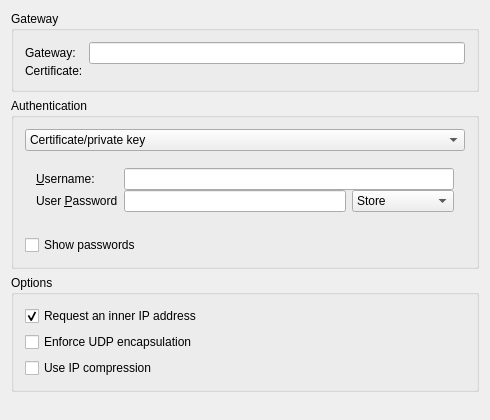
KDE/plasma-nm, file vpn/strongswan/strongswanprop.ui: the form before one commit.
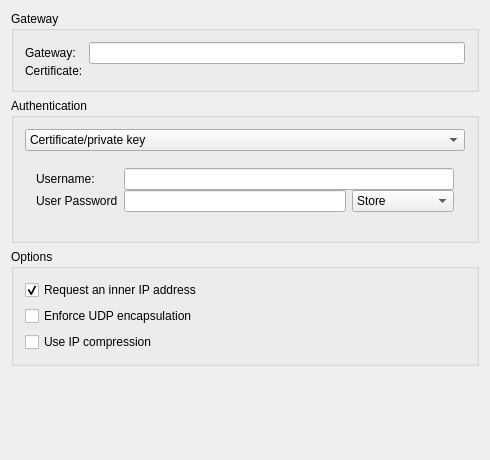
The form after the commit. The open tabs and pages were chosen to show the change. Custom widgets are drawn as their Qt base class.

Commit message: Replace 'show password' checkboxes with a custom password field REVIEW:124922

What changed in the file:
```diff
--- a/vpn/strongswan/strongswanprop.ui
+++ b/vpn/strongswan/strongswanprop.ui
@@ -7,7 +7,7 @@
     <x>0</x>
     <y>0</y>
     <width>490</width>
-    <height>420</height>
+    <height>460</height>
    </rect>
   </property>
   <property name="windowTitle">
@@ -257,7 +257,7 @@
           <item row="0" column="0">
            <widget class="QLabel" name="label_5">
             <property name="text">
-             <string>&amp;Username:</string>
+             <string>Username:</string>
             </property>
             <property name="buddy">
              <cstring>leUserName</cstring>
@@ -300,7 +300,7 @@
           <item row="1" column="0">
            <widget class="QLabel" name="label_2">
             <property name="text">
-             <string>User &amp;Password</string>
+             <string>User Password</string>
             </property>
             <property name="buddy">
              <cstring>leUserPassword</cstring>
@@ -311,16 +311,6 @@
         </widget>
        </widget>
       </item>
-      <item>
-       <widget class="QCheckBox" name="cbShowPasswords">
-        <property name="text">
-         <string>Show passwords</string>
-        </property>
-        <property name="checked">
-         <bool>false</bool>
-        </property>
-       </widget>
-      </item>
      </layout>
     </widget>
    </item>
@@ -385,6 +375,11 @@
    <extends>QWidget</extends>
    <header>kurlrequester.h</header>
   </customwidget>
+  <customwidget>
+   <class>PasswordField</class>
+   <extends>QLineEdit</extends>
+   <header>passwordfield.h</header>
+  </customwidget>
  </customwidgets>
  <resources/>
  <connections>
```
Left out of the diff: 18 changed lines with no effect on the pictures. The commit also changes 68 other files.
